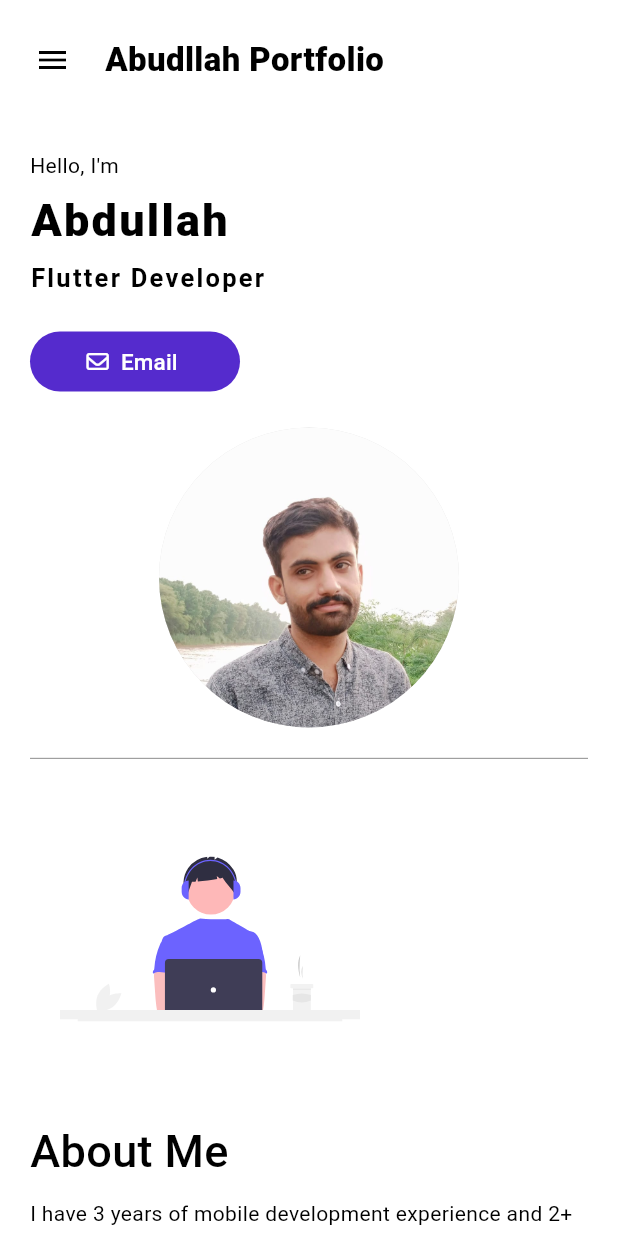
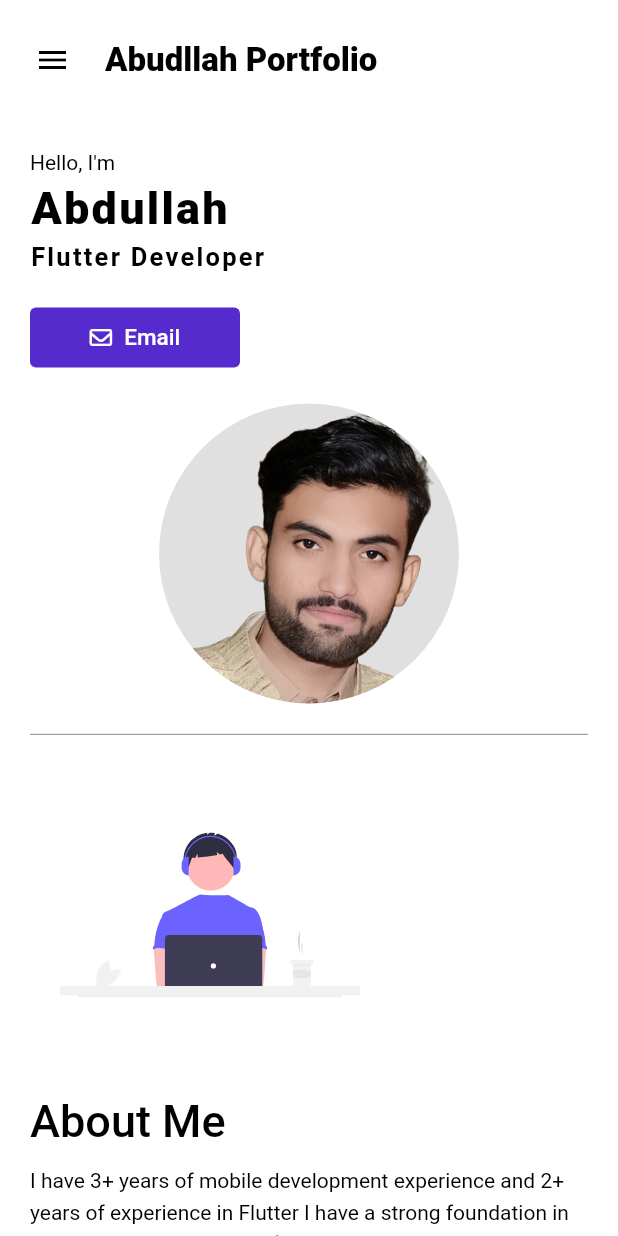
Before and after one commit to abdullahwaheed12/developer_portfolio_flutter, a Flutter app: the screen it shows after launch, on a phone screen of 412 x 824 dp. Run offline on Flutter 3.47's test engine with Material 3 defaults, Android fonts, the phone set to English and light mode, and no system bars; our stand-ins replace cached_network_image, firebase_core, flutter_svg, font_awesome_flutter, shared_preferences, url_strategy; accounts and stored records are empty.

Commit message:
my pic update

```diff
--- a/lib/controller/project_controller.dart
+++ b/lib/controller/project_controller.dart
@@ -161,7 +161,7 @@ Welcome to Klomi, your ultimate Airbnb clone experience! Discover the convenienc
 AgendaVue is a powerful and user-friendly app that helps you manage your school assignments and grades. With AgendaVue, you can easily keep track of your class schedules and calculate grades. You can also view your grades and each assignment's grade in real time! AgendaVue is perfect for highschool students looking to manage their grades daily, and is essential for anyone looking to stay organized and on top of their academic responsibilities. With its sleek design and intuitive features, AgendaVue is the ultimate tool for academic success.
 """,
       website: 'https://agendavue.netlify.app/',
-      gitHub: '',
+      gitHub: 'https://github.com/abdullahwaheed12/agendavue-main',
       top: true,
       demo: '',
       screenshot: Screenshots.agendaVue,
@@ -174,10 +174,10 @@ AgendaVue is a powerful and user-friendly app that helps you manage your school
       title: "Time pe APP UI",
       description: """
 This is the neuromorphic design of the Time pe app. It is the complete design of the app. You can watch the video and photos or
-download the apk and check out on your mobile from the link.
+ check out on your mobile from the link.
 """,
       website: '',
-      gitHub: '',
+      gitHub: 'https://github.com/abdullahwaheed12/time_pe',
       top: true,
       demo:
           'https://www.youtube.com/watch?v=bFwEX8TLCDU&ab_channel=abdullahWaheed',
@@ -190,7 +190,7 @@ download the apk and check out on your mobile from the link.
       title: "Whenja APP UI",
       description: """
 This app is based on freelancers and buyers. Where buyers post the job and freelancers apply for it. This is just a
-UI. You can download the APK or watch the video.
+UI. You can watch the video.
 """,
       website: '',
       gitHub: '',
@@ -207,7 +207,7 @@ UI. You can download the APK or watch the video.
 Cali Health is basically a treatment test reminder app. Firstly app taking the question answer and suggest the test according to various paramenter e.g age,height,weight, gender etc. Then remind user for the test.
 """,
       website: '',
-      gitHub: '',
+      gitHub: 'https://github.com/abdullahwaheed12/cali_health',
       top: true,
       demo: 'https://youtu.be/zK4jrXkIynA',
       screenshot: Screenshots.caliHealth,
@@ -276,17 +276,15 @@ Key Features:
 
 7. **Video Demonstration**: Watch our tutorial video to get started with the app's features and make the most out of your conversion needs.
 
-8. **Download APK**: Access the APK file directly to install the app on your Android device quickly.
-
-9. **Simplify Your Life**: Whether you're a student, traveler, engineer, or simply curious, our Unit Converter simplifies your life by providing accurate conversions at your fingertips.
+8. **Simplify Your Life**: Whether you're a student, traveler, engineer, or simply curious, our Unit Converter simplifies your life by providing accurate conversions at your fingertips.
 
 Say goodbye to the hassle of manual calculations and hello to convenience and accuracy. Experience the power of seamless unit conversions with our Unit Converter app.
 
-To get started, check out our video tutorial and download the APK using the links below:
+To get started, check out video demo
 
 """,
       website: '',
-      gitHub: '',
+      gitHub: 'https://github.com/abdullahwaheed12/converter',
       top: true,
       demo: 'https://youtu.be/r-TbMosE5LE',
       screenshot: Screenshots.converter,
@@ -317,9 +315,8 @@ Key Features:
 
 11. **Efficiency and Reliability**: T-Save ensures that you receive timely and efficient home services, allowing you to carry on with your busy life hassle-free.
 
-Discover the future of home service booking and experience. Download T-Save-User today and start enjoying a world of convenience, reliability, and excellence in home services. Request services, provide feedback, and rate your experiences, all while tracking your service orders effortlessly. Your home deserves the best—make it happen with T-Save.
 """,
-      website: 'https://github.com/abdullahwaheed12/t-save-user',
+      website: '',
       gitHub: 'https://github.com/abdullahwaheed12/t-save-user',
       top: true,
       demo: 'https://youtu.be/5g96Vr24jFU',
@@ -360,7 +357,7 @@ Key Features:
 
 Join the movement of innovation and excellence in service provision. Download T-Save-Service-Provider today and experience the power of a student's vision for a brighter future in the service industry. Register your profile, undergo verification, and start accepting booking requests with confidence. Your dedication to service deserves a platform that empowers and supports your journey—find it with T-Save-Service-Provider.
 """,
-      website: 'https://github.com/abdullahwaheed12/t_save_service_provider',
+      website: '',
       gitHub: 'https://github.com/abdullahwaheed12/t_save_service_provider',
       top: true,
       demo: 'https://youtu.be/5g96Vr24jFU',
@@ -442,9 +439,8 @@ Key Features:
 
 Book a table is where culinary innovation meets the ease of dining out. Join our community of food lovers and restaurant owners today. Experience a world of flavors, support local businesses, and reserve tables for memorable dining occasions.
 
-Download Book a table now to embark on a culinary adventure that caters to your taste buds and ensures a dining experience that's worth savoring. Reserve your table, order your favorites, and enjoy dining like never before.
 """,
-      website: 'https://github.com/abdullahwaheed12/book_a_table_user',
+      website: '',
       gitHub: 'https://github.com/abdullahwaheed12/book_a_table_user',
       top: true,
       demo: 'https://youtu.be/5g96Vr24jFU',
@@ -484,9 +480,8 @@ Key Features:
 
 Book a table is where culinary innovation meets the ease of dining out. Join our community of food lovers and restaurant owners today. Experience a world of flavors, support local businesses, and reserve tables for memorable dining occasions.
 
-Download Book a table now to embark on a culinary adventure that caters to your taste buds and ensures a dining experience that's worth savoring. Reserve your table, order your favorites, and enjoy dining like never before.
 """,
-      website: 'https://github.com/abdullahwaheed12/book_a_table_restaurent',
+      website: '',
       gitHub: 'https://github.com/abdullahwaheed12/book_a_table_restaurent',
       top: true,
       demo: 'https://youtu.be/5g96Vr24jFU',
--- a/lib/main.dart
+++ b/lib/main.dart
@@ -20,8 +20,10 @@ class MyApp extends StatelessWidget {
     return MaterialApp(
       debugShowCheckedModeBanner: false,
       title: 'abdullah',
-      theme:
-          ThemeData(brightness: Brightness.light, primarySwatch: Colors.blue),
+      theme: ThemeData(
+          brightness: Brightness.light,
+          primarySwatch: Colors.blue,
+          useMaterial3: false),
       darkTheme: ThemeData(brightness: Brightness.dark),
       home: const Home(),
     );
--- a/lib/utils/strings.dart
+++ b/lib/utils/strings.dart
@@ -1,7 +1,7 @@
 const String name = 'Abdullah';
 const String role = 'Flutter Developer';
 const String about = """
-I have 3 years of mobile development experience and 2+ years of experience in Flutter I have a strong foundation in building high-quality, user-friendly mobile applications. My skills include
+I have 3+ years of mobile development experience and 2+ years of experience in Flutter I have a strong foundation in building high-quality, user-friendly mobile applications. My skills include
 designing intuitive interfaces, implementing complex features, and ensuring
 smooth performance on both Android and iOS devices. I am also well-versed in
 agile development methodologies and have experience collaborating with cross-functional teams to bring products from concept to launch. I am passionate about staying up-to-date with the latest technologies and constantly improving my skills, and I am excited to bring my expertise to your project.
--- a/lib/view/home/app_bar/top_menu.dart.dart
+++ b/lib/view/home/app_bar/top_menu.dart.dart
@@ -66,11 +66,11 @@ class _TopMenuState extends State<TopMenu> {
                 title: 'Skills',
                 onTap: widget.skills,
               ),
-              TopMenuItem(
-                title: 'Blog',
-                onTap: widget.blog,
-              ),
-              const SizedBox(width: 10.0),
+              // TopMenuItem(
+              //   title: 'Blog',
+              //   onTap: widget.blog,
+              // ),
+              // const SizedBox(width: 10.0),
               // InkWell(
               //   onTap: () {
               //     UrlLaunch.launchInBrowser(url: apkDownloadLink);
--- a/lib/view/home/hero/hero_cta.dart
+++ b/lib/view/home/hero/hero_cta.dart
@@ -77,7 +77,7 @@ class _HeroCtaState extends State<HeroCta> {
                         backgroundColor: Colors.black12,
                         radius: 250,
                         backgroundImage: AssetImage(
-                          "assets/images/my_pic.jpeg",
+                          "assets/images/my_pic.png",
                         ),
                       ),
                     ),
@@ -135,7 +135,7 @@ class _HeroCtaState extends State<HeroCta> {
                       backgroundColor: Colors.black12,
                       radius: 100,
                       backgroundImage: AssetImage(
-                        "assets/images/my_pic.jpeg",
+                        "assets/images/my_pic.png",
                       ),
                     ),
                   ),
--- a/pubspec.yaml
+++ b/pubspec.yaml
@@ -6,7 +6,7 @@ publish_to: "none"
 version: 1.0.0+1
 
 environment:
-  sdk: ">=3.0.6 <4.0.0"
+  sdk: ">=3.2.3 <4.0.0"
 
 dependencies:
   flutter:
```
Also changed, not shown: assets/images/my_pic.jpeg (deleted), assets/images/my_pic.png (added), pubspec.lock, 4 other files.
